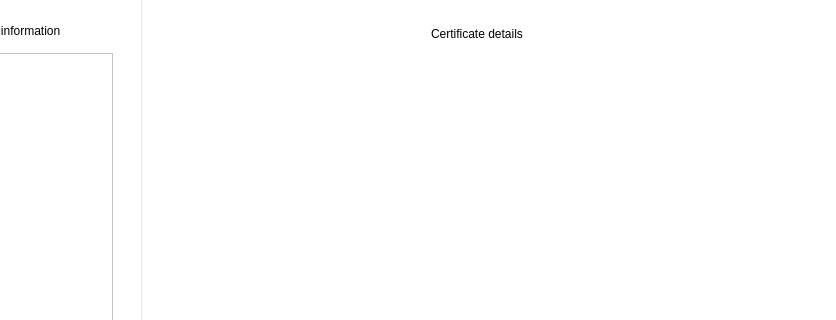
Above: client/dialogs/CertificateDetails.ui from open-eid/DigiDoc4-Client before the change; both pictures show x 158 to 994 and y 0 to 320 of the 994 by 570 pixel window. Below: the same form after it.
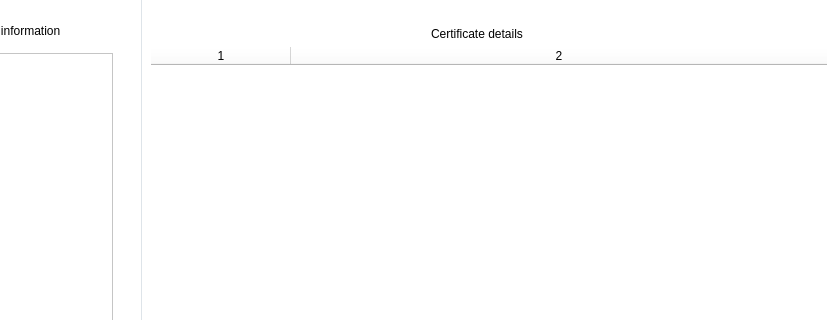
That is the form after the change.

```diff
--- a/client/dialogs/CertificateDetails.ui
+++ b/client/dialogs/CertificateDetails.ui
@@ -269,7 +269,7 @@
             <number>2</number>
            </property>
            <attribute name="horizontalHeaderVisible">
-            <bool>false</bool>
+            <bool>true</bool>
            </attribute>
            <attribute name="horizontalHeaderDefaultSectionSize">
             <number>140</number>
```
